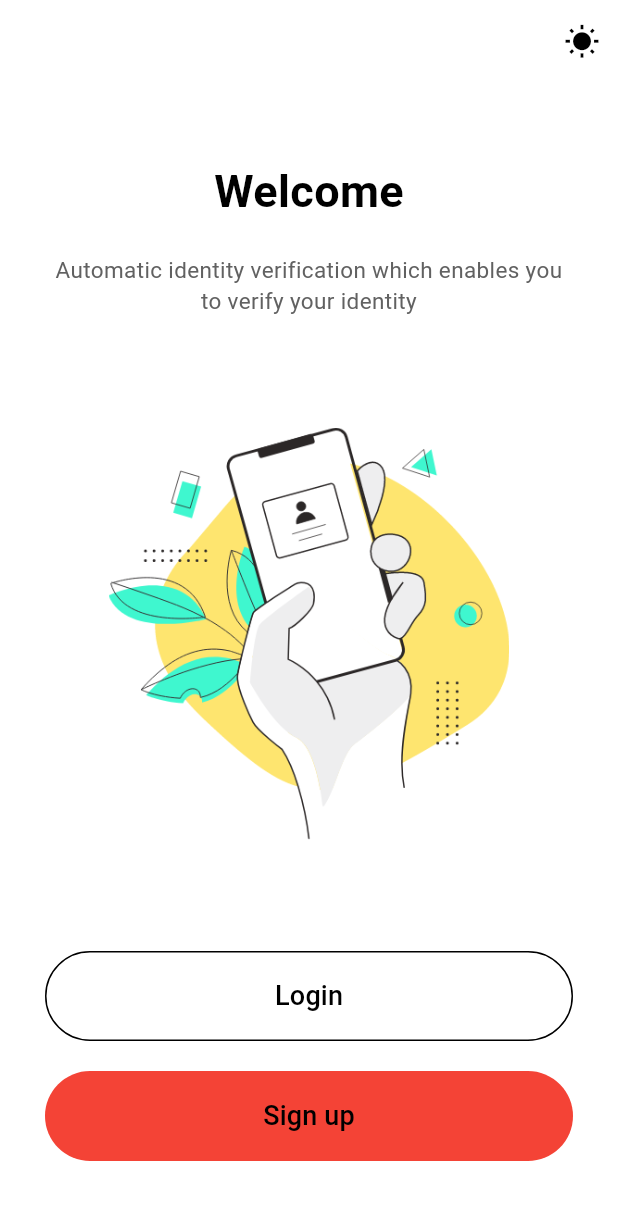
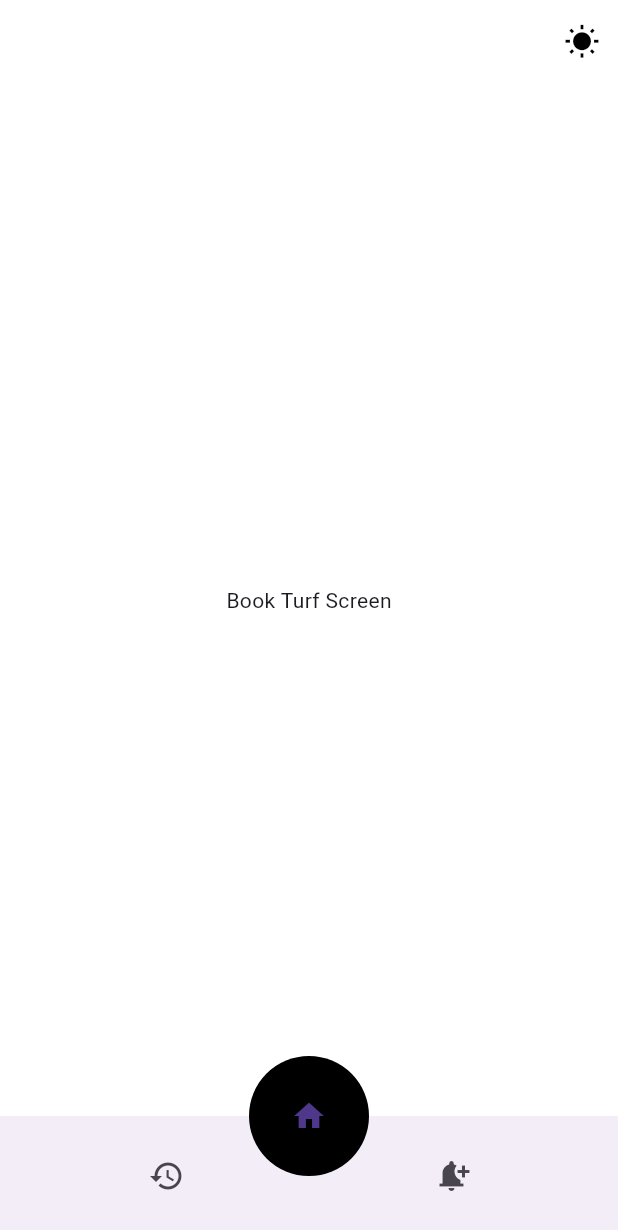
Before and after one commit to yaseeen96/turf_touch, a Flutter app: the screen it shows after launch, on a phone screen of 412 x 824 dp. Shown: the top 1230 px of the screen. Run offline on Flutter 3.47's test engine with Material 3 defaults, Android fonts, the phone set to English and light mode, and no system bars; our stand-ins replace animate_do, flutter_riverpod, gap, go_router.

Commit message:
update app icons and added home screen

```diff
--- a/lib/src/config/router/router_config.dart
+++ b/lib/src/config/router/router_config.dart
@@ -1,10 +1,19 @@
+import 'package:flutter/material.dart';
 import 'package:go_router/go_router.dart';
+import 'package:turf_touch/src/config/theme/theme_state.dart';
 import 'package:turf_touch/src/features/authentication/landing/screens/landing_screen.dart';
 import 'package:turf_touch/src/features/authentication/login/screens/login_screen.dart';
 import 'package:turf_touch/src/features/authentication/signup/screens/signup_screen.dart';
+import 'package:turf_touch/src/features/book_turf/screens/book_turf_screen.dart';
+import 'package:turf_touch/src/shared/widgets/app_bar.dart';
+import 'package:turf_touch/src/shared/widgets/bottom_bar.dart';
 
+final GlobalKey<NavigatorState> _rootNavigatorKey = GlobalKey<NavigatorState>();
+final GlobalKey<NavigatorState> _shellNavigatorKey =
+    GlobalKey<NavigatorState>();
 final goRouterConfig = GoRouter(
-  initialLocation: "/auth_landing",
+  navigatorKey: _rootNavigatorKey,
+  initialLocation: "/home",
   routes: [
     // auth routes
     GoRoute(
@@ -19,5 +28,44 @@ final goRouterConfig = GoRouter(
       path: "/signup",
       builder: (context, state) => const SignupScreen(),
     ),
+    ShellRoute(
+        navigatorKey: _shellNavigatorKey,
+        builder: (context, state, child) {
+          return Scaffold(
+            backgroundColor: CTheme.of(context).theme.backgroundColor,
+            appBar: const TurfTouchAppBar(),
+            body: child,
+            bottomNavigationBar: const TurfTouchBottomBar(),
+            floatingActionButton: SizedBox(
+              height: 80,
+              width: 80,
+              child: FloatingActionButton(
+                materialTapTargetSize: MaterialTapTargetSize.padded,
+                shape: RoundedRectangleBorder(
+                    borderRadius: BorderRadius.circular(80)),
+                elevation: 0,
+                backgroundColor: Colors.transparent,
+                onPressed: () {},
+                child: Container(
+                  height: double.infinity,
+                  width: double.infinity,
+                  decoration: const BoxDecoration(
+                    color: Colors.black,
+                    shape: BoxShape.circle,
+                  ),
+                  child: const Icon(Icons.home),
+                ),
+              ),
+            ),
+            floatingActionButtonLocation:
+                FloatingActionButtonLocation.centerDocked,
+          );
+        },
+        routes: [
+          GoRoute(
+            path: "/home",
+            builder: (context, state) => const BookTurfScreen(),
+          ),
+        ])
   ],
 );
--- a/lib/src/features/authentication/landing/screens/landing_screen.dart
+++ b/lib/src/features/authentication/landing/screens/landing_screen.dart
@@ -48,7 +48,7 @@ class _LandingScreenState extends State<LandingScreen> {
                   FadeInUp(
                       duration: const Duration(milliseconds: 1200),
                       child: Text(
-                        "Automatic identity verification which enables you to verify your identity",
+                        "🏆 Quick & Easy Turf Booking! Secure Your Ideal Sports Venue Instantly! ⚽🎾",
                         textAlign: TextAlign.center,
                         style: CTheme.of(context).theme.label,
                       )),
@@ -100,7 +100,8 @@ class _LandingScreenState extends State<LandingScreen> {
                         child: Text("Sign up",
                             style: CTheme.of(context).theme.subheading),
                       ),
-                      ))
+                    ),
+                  ),
                 ],
               )
             ],
--- /dev/null
+++ b/lib/src/features/book_turf/screens/book_turf_screen.dart
@@ -0,0 +1,12 @@
+import 'package:flutter/material.dart';
+
+class BookTurfScreen extends StatelessWidget {
+  const BookTurfScreen({super.key});
+
+  @override
+  Widget build(BuildContext context) {
+    return const Center(
+      child: Text("Book Turf Screen"),
+    );
+  }
+}
--- a/lib/src/shared/widgets/app_bar.dart
+++ b/lib/src/shared/widgets/app_bar.dart
@@ -11,6 +11,7 @@ class TurfTouchAppBar extends StatelessWidget implements PreferredSizeWidget {
     return AppBar(
       foregroundColor: CTheme.of(context).theme.backgroundInverse,
       backgroundColor: CTheme.of(context).theme.backgroundColor,
+      surfaceTintColor: Colors.transparent,
       actions: [
         IconButton(
           onPressed: () {
--- /dev/null
+++ b/lib/src/shared/widgets/bottom_bar.dart
@@ -0,0 +1,77 @@
+import 'package:flutter/cupertino.dart';
+import 'package:flutter/material.dart';
+import 'package:flutter/widgets.dart';
+import 'package:go_router/go_router.dart';
+
+class TurfTouchBottomBar extends StatefulWidget {
+  const TurfTouchBottomBar({super.key});
+
+  @override
+  State<TurfTouchBottomBar> createState() => _TurfTouchBottomBarState();
+}
+
+class _TurfTouchBottomBarState extends State<TurfTouchBottomBar> {
+  int _index = 0;
+  void goToScreen(int index) async {
+    if (index == 0) {
+      context.go("/home");
+    } else if (index == 1) {
+      context.go("/search");
+    } else if (index == 2) {
+      context.go("/notifications");
+    } else if (index == 3) {
+      context.go("/profile");
+    } else {
+      return;
+    }
+  }
+
+  @override
+  Widget build(BuildContext context) {
+    return BottomAppBar(
+      child: Row(
+        children: [
+          Expanded(
+              child: IconButton(onPressed: () {}, icon: Icon(Icons.history))),
+          Expanded(
+              child: IconButton(
+                  onPressed: () {}, icon: Icon(Icons.notification_add))),
+        ],
+      ),
+    );
+    // return BottomNavigationBar(
+    //     currentIndex: _index,
+    //     onTap: (index) {
+    //       setState(() {
+    //         _index = index;
+    //       });
+    //       goToScreen(index);
+    //     },
+    //     items: const [
+    //       BottomNavigationBarItem(
+    //         label: "Home",
+    //         icon: Icon(
+    //           Icons.home,
+    //         ),
+    //       ),
+    //       BottomNavigationBarItem(
+    //         label: "Notificatins",
+    //         icon: Icon(
+    //           Icons.notification_important,
+    //         ),
+    //       ),
+    //       BottomNavigationBarItem(
+    //         label: "My bookings",
+    //         icon: Icon(
+    //           Icons.history,
+    //         ),
+    //       ),
+    //       BottomNavigationBarItem(
+    //         label: "My Profile",
+    //         icon: Icon(
+    //           Icons.man,
+    //         ),
+    //       )
+    //     ]);
+  }
+}
--- a/pubspec.yaml
+++ b/pubspec.yaml
@@ -39,6 +39,7 @@ dependencies:
   flutter_riverpod: ^2.4.10
   animate_do: ^3.3.3
   gap: ^3.0.1
+  flutter_launcher_icons: ^0.13.1
 
 dev_dependencies:
   flutter_test:
```
Also changed, not shown: flutter_launcher_icons.yaml (added, +20 -0 lines), lib/src/features/authentication/login/screens/login_screen.dart (+5 -4 lines), lib/src/features/authentication/signup/screens/signup_screen.dart (+43 -6 lines), lib/src/shared/validators/validators.dart (+24 -0 lines), lib/src/shared/widgets/make_input.dart (+10 -0 lines), assets/Illustration.png, assets/app_icon.png (added), assets/background.png, pubspec.lock, 41 other files. Lines whose indentation alone changed are shown as unchanged.
